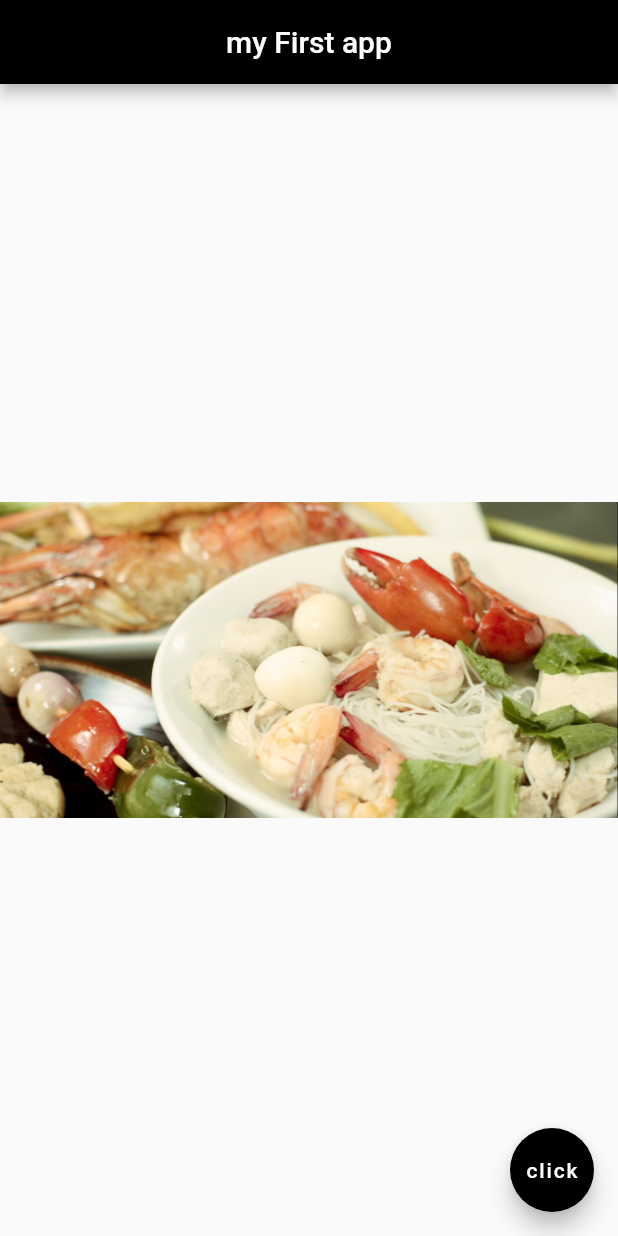
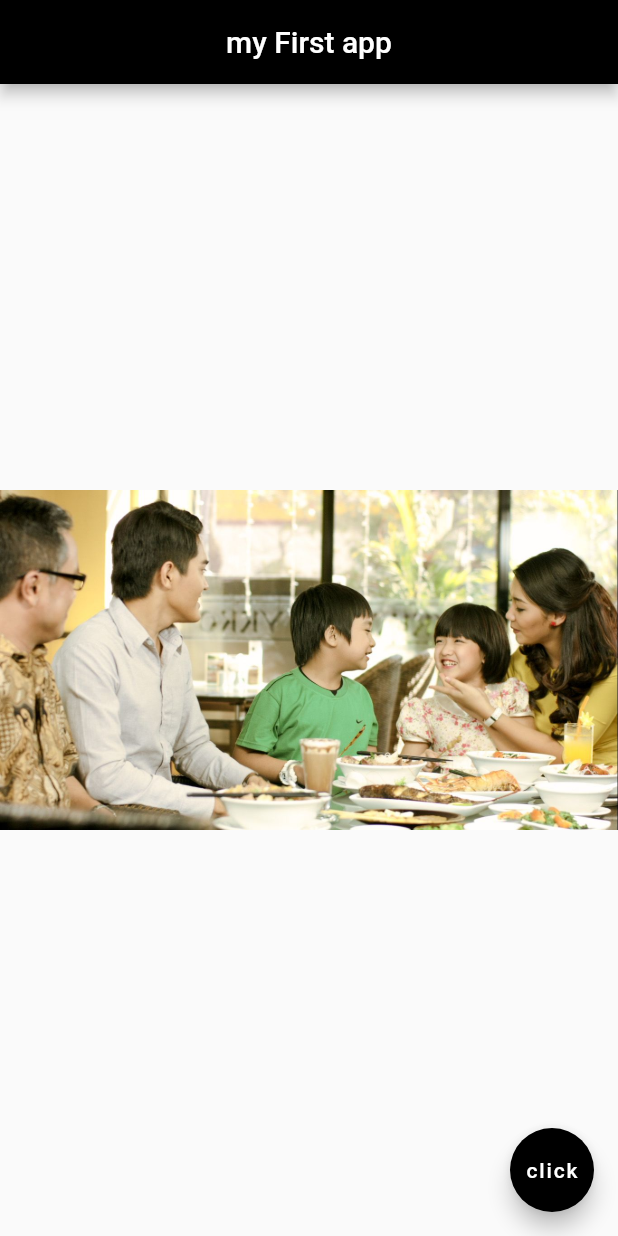
Before and after one commit to zinmyoswe/Flutter-Learning, a Flutter app: the screen it shows after launch, on a phone screen of 412 x 824 dp. Run offline on Flutter 3.47's test engine with Material 2 defaults, Android fonts, the phone set to English and light mode, and no system bars.

Commit message:
my changes

```diff
--- a/lib/main.dart
+++ b/lib/main.dart
@@ -16,7 +16,7 @@ class Home extends StatelessWidget {
       ),
       body: Center(
         child: Image(
-            image: AssetImage('assets/a (2).jpg'),
+            image: AssetImage('assets/a (1).jpg'),
         ),
 
       ),
--- a/pubspec.yaml
+++ b/pubspec.yaml
@@ -42,9 +42,8 @@ flutter:
 
   # To add assets to your application, add an assets section, like this:
   assets:
-    - assets/a (1).jpg
-    - assets/a (2).jpg
-    - assets/a (3).jpg
+    - assets/
+
 
   # An image asset can refer to one or more resolution-specific "variants", see
   # https://flutter.dev/assets-and-images/#resolution-aware.
```
